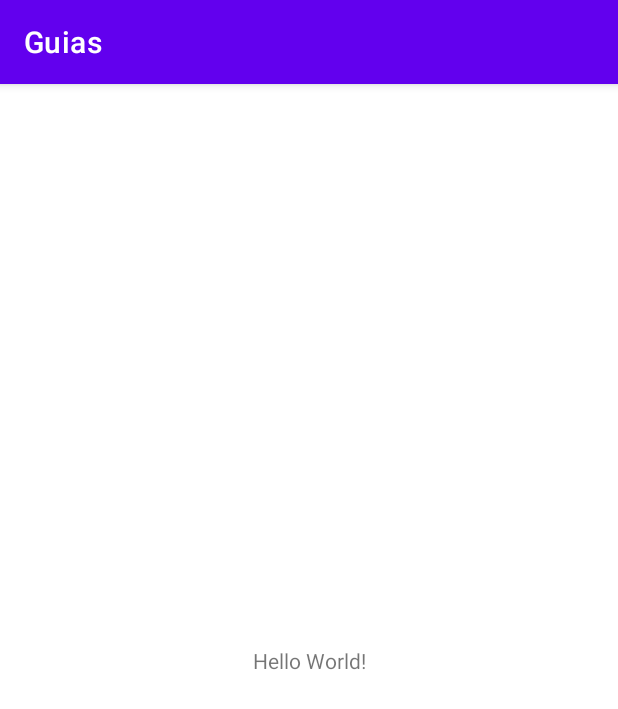
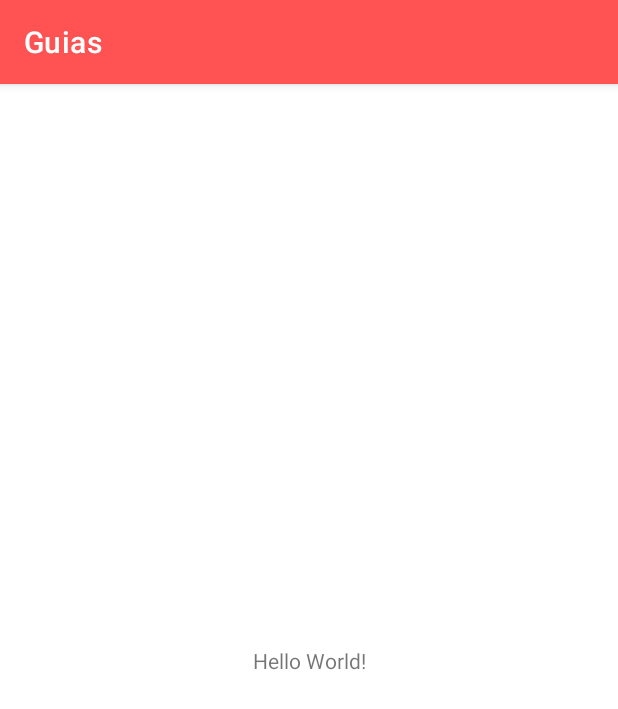
Before and after one commit to Diego377/Guias-mobile, an Android app: the screen it shows after launch (MainActivity), on a phone screen of 412 x 824 dp. Shown: the top 709 px of the screen. Run offline under Robolectric (Android 15) with nearby library versions, the phone set to English and light mode, and no system bars.

Commit message:
Guia 2. Cambio colores

```diff
--- a/app/src/main/res/values/colors.xml
+++ b/app/src/main/res/values/colors.xml
@@ -1,9 +1,9 @@
 <?xml version="1.0" encoding="utf-8"?>
 <resources>
-    <color name="purple_200">#FFBB86FC</color>
-    <color name="purple_500">#FF6200EE</color>
-    <color name="purple_700">#FF3700B3</color>
-    <color name="teal_200">#FF03DAC5</color>
+    <color name="purple_200">#FF9800</color>
+    <color name="purple_500">#FF5252</color>
+    <color name="purple_700">#F57C00</color>
+    <color name="teal_200">#FFE0B2</color>
     <color name="teal_700">#FF018786</color>
     <color name="black">#FF000000</color>
     <color name="white">#FFFFFFFF</color>
```
